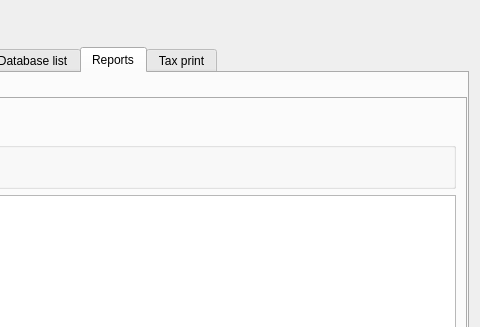
Before: the Qt Designer form Resort/wglobaldbconfig.ui in End1-1/Resort, drawn with Qt 5; both pictures show x 383 to 863 and y 0 to 327 of the 863 by 746 pixel window.
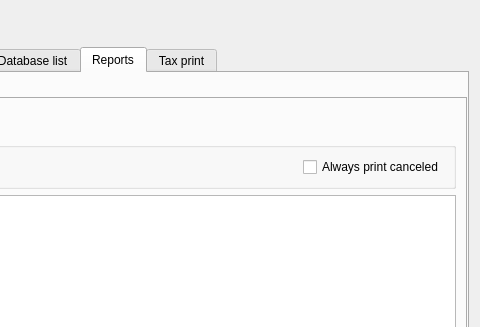
After: the same form once the commit is applied. The open tabs and pages were chosen to show the change. Icons and pictures are not drawn. Custom widgets are drawn as their Qt base class.

Patch:
```diff
--- a/Resort/wglobaldbconfig.ui
+++ b/Resort/wglobaldbconfig.ui
@@ -1625,6 +1625,13 @@
                 </property>
                </spacer>
               </item>
+              <item>
+               <widget class="QCheckBox" name="chDailyPrintCanceled">
+                <property name="text">
+                 <string>Always print canceled</string>
+                </property>
+               </widget>
+              </item>
              </layout>
             </widget>
            </item>
@@ -1757,6 +1764,11 @@
    <extends>QTableWidget</extends>
    <header location="global">eqtablewidget.h</header>
   </customwidget>
+  <customwidget>
+   <class>EQCheckBox</class>
+   <extends>QCheckBox</extends>
+   <header location="global">eqcheckbox.h</header>
+  </customwidget>
   <customwidget>
    <class>EQLineEdit</class>
    <extends>QLineEdit</extends>
@@ -1770,11 +1782,6 @@
    <extends>QDateEdit</extends>
    <header location="global">eqdateedit.h</header>
   </customwidget>
-  <customwidget>
-   <class>EQCheckBox</class>
-   <extends>QCheckBox</extends>
-   <header location="global">eqcheckbox.h</header>
-  </customwidget>
   <customwidget>
    <class>EQTimeEdit</class>
    <extends>QTimeEdit</extends>
```
